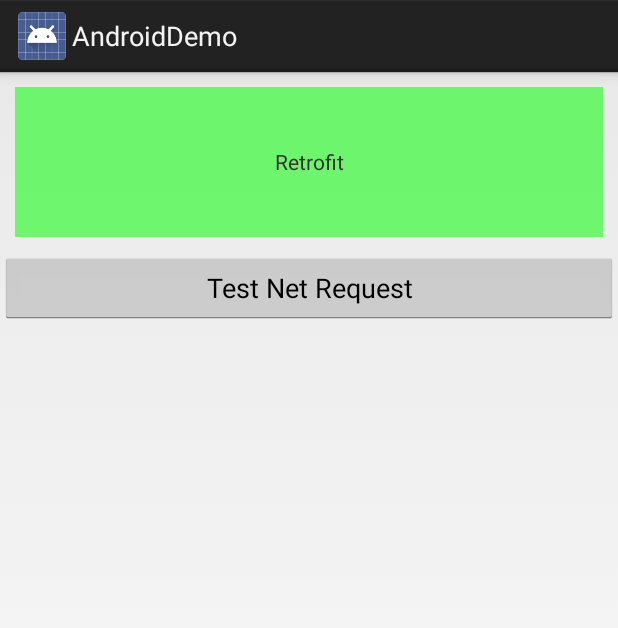
After one commit to bolimit/AndroidDemo, an Android app: the RetrofitExampleActivity screen opened directly, with no data from a screen before it, on a phone screen of 412 x 824 dp. The commit adds this screen. Shown: the top 628 px of the screen. Run offline under Robolectric (Android 15) with nearby library versions, the light colour scheme and no system bars.

Commit message:
upload Retrofit demo

```diff
--- a/app/build.gradle
+++ b/app/build.gradle
@@ -35,6 +35,7 @@ android {
 dependencies {
     implementation "com.android.support:support-v4:25.4.0"
     implementation "com.android.support:recyclerview-v7:25.4.0"
+    implementation "com.squareup.retrofit2:retrofit:2.3.0"
     implementation fileTree(dir: 'libs', include: ['*.jar'])
     implementation "org.jetbrains.kotlin:kotlin-stdlib-jre7:$kotlin_version"
     implementation 'com.android.support.constraint:constraint-layout:1.0.2'
--- a/app/src/main/AndroidManifest.xml
+++ b/app/src/main/AndroidManifest.xml
@@ -2,6 +2,7 @@
 <manifest xmlns:android="http://schemas.android.com/apk/res/android"
     package="com.marco.demo">
 
+    <uses-permission android:name="android.permission.INTERNET" />
     <application
         android:allowBackup="true"
         android:icon="@mipmap/ic_launcher"
@@ -29,6 +30,10 @@
             android:name=".ui.MessengerServiceActivity"
             android:screenOrientation="portrait" />
 
+        <activity
+            android:name=".ui.RetrofitExampleActivity"
+            android:screenOrientation="portrait" />
+
         <service
             android:name=".service.SampleRemoteService"
             android:process=":remote" />
--- a/app/src/main/java/com/marco/demo/MainActivity.java
+++ b/app/src/main/java/com/marco/demo/MainActivity.java
@@ -8,6 +8,7 @@ import android.support.v7.widget.RecyclerView;
 
 import com.marco.demo.service.MessengerService;
 import com.marco.demo.ui.MessengerServiceActivity;
+import com.marco.demo.ui.RetrofitExampleActivity;
 import com.marco.demo.ui.SampleRemoteServiceActivity;
 import com.marco.demo.ui.ViewDragHelperActivity;
 import com.marco.demo.ui.adapter.MainAdapter;
@@ -39,7 +40,7 @@ public class MainActivity extends Activity {
         mActionMap.put(Integer.valueOf(0), new ActionDisplayPair("ViewDragHelper Demo", ViewDragHelperActivity.class));
         mActionMap.put(Integer.valueOf(1), new ActionDisplayPair("SampleRemoteService Demo", SampleRemoteServiceActivity.class));
         mActionMap.put(Integer.valueOf(2), new ActionDisplayPair("MessengerService Demo", MessengerServiceActivity.class));
-        mActionMap.put(Integer.valueOf(3), new ActionDisplayPair("ViewDragHelper Demo", ViewDragHelperActivity.class));
+        mActionMap.put(Integer.valueOf(3), new ActionDisplayPair("Retrofit Demo", RetrofitExampleActivity.class));
         mActionMap.put(Integer.valueOf(4), new ActionDisplayPair("ViewDragHelper Demo", ViewDragHelperActivity.class));
 
 
--- /dev/null
+++ b/app/src/main/res/layout/activity_retrofit_example.xml
@@ -0,0 +1,26 @@
+<?xml version="1.0" encoding="utf-8"?>
+<LinearLayout xmlns:android="http://schemas.android.com/apk/res/android"
+    xmlns:tools="http://schemas.android.com/tools"
+    android:layout_width="match_parent"
+    android:layout_height="match_parent"
+    android:orientation="vertical"
+    tools:context="com.marco.demo.ui.SampleRemoteServiceActivity">
+
+    <TextView
+        android:id="@+id/text_info"
+        android:layout_width="match_parent"
+        android:layout_height="100dp"
+        android:layout_gravity="center"
+        android:layout_margin="10dp"
+        android:background="#8800ff00"
+        android:clickable="true"
+        android:gravity="center"
+        android:text="Retrofit" />
+
+    <Button
+        android:id="@+id/btn_retrofit"
+        android:layout_width="match_parent"
+        android:layout_height="wrap_content"
+        android:text="Test Net Request" />
+
+</LinearLayout>
```
Also changed, not shown: app/src/main/java/com/marco/demo/ui/RetrofitExampleActivity.java (added, +125 -0 lines).
